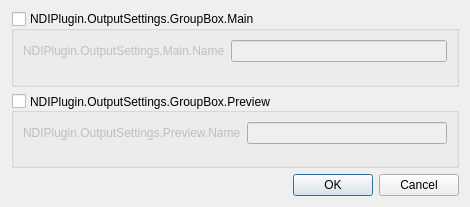
First picture: the form in src/forms/output-settings.ui, repository DistroAV/DistroAV, before the edit.
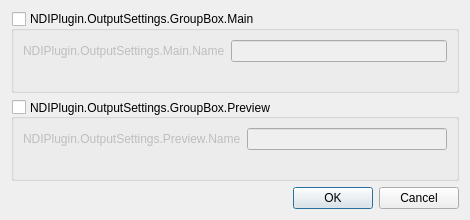
Second picture: the form after the edit.

Commit message: settings: trying out something with form layouts

Patch:
```diff
--- a/src/forms/output-settings.ui
+++ b/src/forms/output-settings.ui
@@ -7,7 +7,7 @@
     <x>0</x>
     <y>0</y>
     <width>470</width>
-    <height>207</height>
+    <height>220</height>
    </rect>
   </property>
   <property name="minimumSize">
@@ -56,6 +56,9 @@
      <layout class="QFormLayout" name="formLayout_5">
       <item row="0" column="0" colspan="2">
        <layout class="QFormLayout" name="formLayout_4">
+        <property name="sizeConstraint">
+         <enum>QLayout::SetMaximumSize</enum>
+        </property>
         <item row="0" column="0">
          <widget class="QLabel" name="previewOutputNameLabel">
           <property name="text">
```
Left out of the diff: 3 changed lines with no effect on the pictures.
